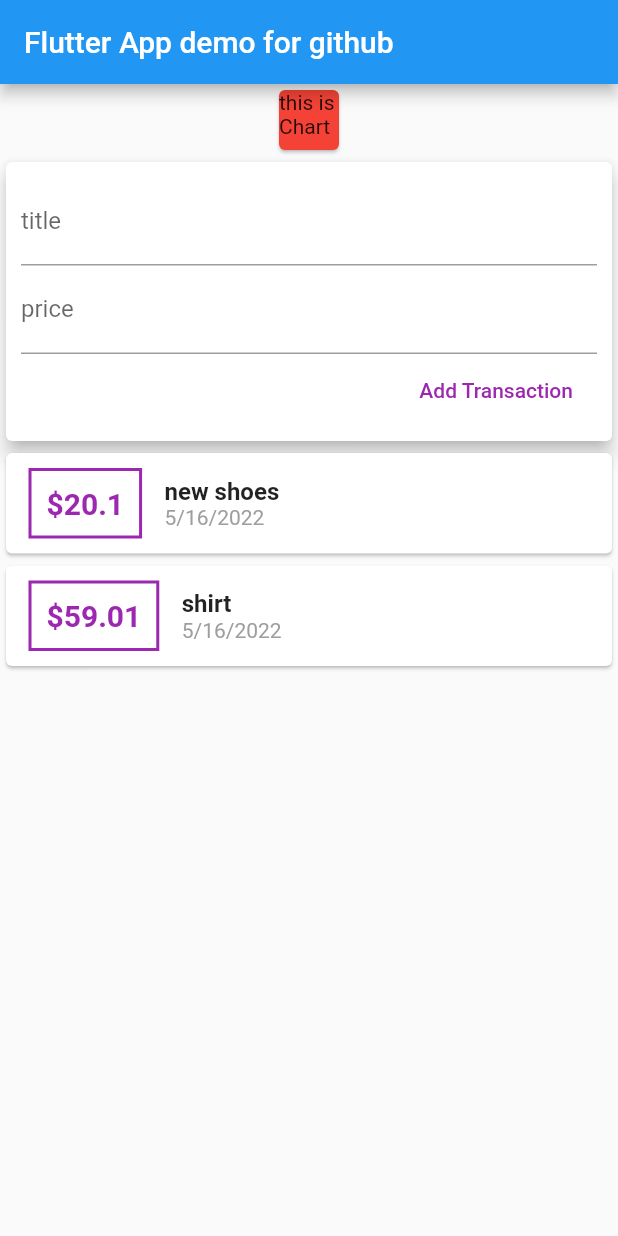
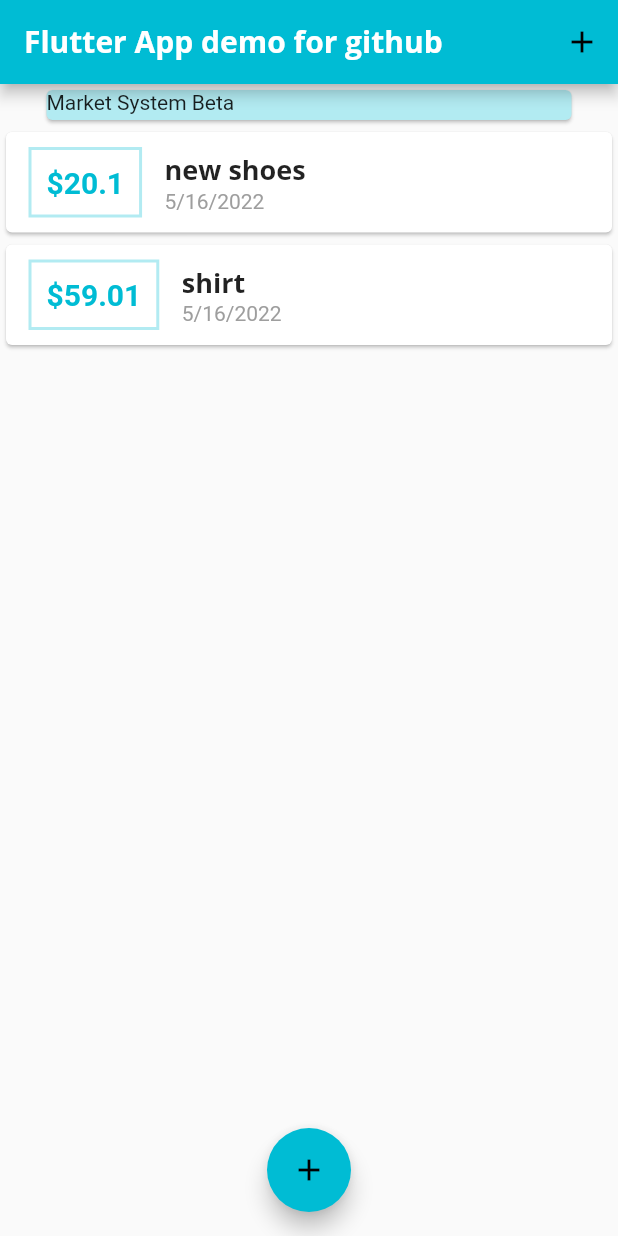
Before and after one commit to BawarX/expense, a Flutter app: the screen it shows after launch, on a phone screen of 412 x 824 dp. Run offline on Flutter 3.47's test engine with Material 2 defaults, Android fonts, the phone set to English and light mode, and no system bars.

Commit message:
initial commit

```diff
--- a/lib/main.dart
+++ b/lib/main.dart
@@ -3,7 +3,7 @@
 import 'package:expense/models/transaction.dart';
 import 'package:expense/widgets/new_transaction.dart';
 import 'package:expense/widgets/transaction_list.dart';
-import 'package:expense/widgets/user_transaction.dart';
+
 import 'package:flutter/material.dart';
 import 'package:intl/intl.dart';
 
@@ -15,22 +15,84 @@ class MyApp extends StatelessWidget {
   Widget build(BuildContext context) {
     return MaterialApp(
       title: 'flutter app',
+      theme: ThemeData(
+          primarySwatch: Colors.cyan,
+          //accentColor: Colors.red
+          fontFamily: 'Quicksand',
+          textTheme:  ThemeData.light().textTheme.copyWith(
+            headline6: TextStyle(fontFamily: 'OpenSans',
+            fontWeight: FontWeight.bold,
+            fontSize: 18,
+            )),
+          appBarTheme: AppBarTheme(
+              textTheme: ThemeData.light().textTheme.copyWith(
+                  headline6: TextStyle(
+                    fontFamily: 'OpenSans',
+                   fontSize: 20,
+                   fontWeight: FontWeight.bold,
+                   ),
+                   ),
+                   ),
+                   ),
       home: MyHomePage(),
     );
   }
 }
 
-class MyHomePage extends StatelessWidget {
+class MyHomePage extends StatefulWidget {
+  @override
+  State<MyHomePage> createState() => _MyHomePageState();
+}
 
+class _MyHomePageState extends State<MyHomePage> {
   // String? titleInput;
-  // String? amountInput;
-  final titleController = TextEditingController();
-  final amountController = TextEditingController();
+
+  final List<Transaction> _userTransactions = [
+    Transaction(
+      id: 't1',
+      title: 'new shoes',
+      amount: 20.1,
+      date: DateTime.now(),
+    ),
+    Transaction(
+      id: 't5',
+      title: 'shirt',
+      amount: 59.01,
+      date: DateTime.now(),
+    ),
+  ];
+
+  void _addNewTransaction(String txTitle, double txAmount) {
+    final newTx = Transaction(
+        title: txTitle,
+        amount: txAmount,
+        date: DateTime.now(),
+        id: DateTime.now().toString());
+
+    setState(() {
+      _userTransactions.add(newTx);
+    });
+  }
+
+  void _startAddnewTransaction(BuildContext ctx) {
+    showModalBottomSheet(
+        context: ctx,
+        builder: (_) {
+          return NewTransaction(_addNewTransaction);
+        });
+  }
+
   @override
   Widget build(BuildContext context) {
     return Scaffold(
       appBar: AppBar(
         title: Text("Flutter App demo for github"),
+        actions: [
+          IconButton(
+            icon: Icon(Icons.add),
+            onPressed: () => _startAddnewTransaction(context),
+          )
+        ],
       ),
       body: SingleChildScrollView(
         child: Column(
@@ -38,15 +100,22 @@ class MyHomePage extends StatelessWidget {
           crossAxisAlignment: CrossAxisAlignment.center,
           children: [
             Card(
-                color: Colors.red,
+              color: Theme.of(context).primaryColorLight,
               child: Container(
-                    height: 40, width: 40, child: Text("this is Chart")),
+
+                  height: 20, width: 350, child: Text("Market System Beta",)
+
                   ),
-
-             UserTransaction()
-
+            ),
+            TransactionList(_userTransactions),
           ],
         ),
-        ));
+      ),
+      floatingActionButtonLocation: FloatingActionButtonLocation.centerFloat,
+      floatingActionButton: FloatingActionButton(
+        child: Icon(Icons.add),
+        onPressed: () => _startAddnewTransaction(context),
+      ),
+    );
   }
 }
--- a/lib/widgets/transaction_list.dart
+++ b/lib/widgets/transaction_list.dart
@@ -18,7 +18,7 @@ TransactionList(this.transactions);
                         margin:
                             EdgeInsets.symmetric(vertical: 10, horizontal: 15),
                         decoration: BoxDecoration(
-                          border: Border.all(color: Colors.purple, width: 2),
+                          border: Border.all(color: Theme.of(context).primaryColorLight, width: 2),
                         ),
                         padding: EdgeInsets.all(10),
                         child: Text(
@@ -26,7 +26,7 @@ TransactionList(this.transactions);
                           style: TextStyle(
                             fontWeight: FontWeight.bold,
                             fontSize: 20,
-                            color: Colors.purple,
+                            color: Theme.of(context).primaryColor,
                           ),
                         ),
                       ),
@@ -35,10 +35,10 @@ TransactionList(this.transactions);
                         children: [
                           Text(
                             tx.title,
-                            style: TextStyle(
-                              fontWeight: FontWeight.bold,
-                              fontSize: 16,
-                            ),
+
+                              style: Theme.of(context).textTheme.headline6,
+
+
                           ),
                           Text(
                             DateFormat.yMd().format(tx.date),
--- a/lib/widgets/user_transaction.dart
+++ /dev/null
@@ -1,50 +0,0 @@
-import 'package:expense/models/transaction.dart';
-import 'package:expense/widgets/new_transaction.dart';
-import 'package:expense/widgets/transaction_list.dart';
-import 'package:flutter/material.dart';
-
-class UserTransaction extends StatefulWidget {
-  const UserTransaction({Key? key}) : super(key: key);
-
-  @override
-  State<UserTransaction> createState() => _UserTransactionState();
-}
-
-class _UserTransactionState extends State<UserTransaction> {
-  final List<Transaction> _userTransactions = [
-    Transaction(
-      id: 't1',
-      title: 'new shoes',
-      amount: 20.1,
-      date: DateTime.now(),
-    ),
-    Transaction(
-      id: 't5',
-      title: 'shirt',
-      amount: 59.01,
-      date: DateTime.now(),
-    ),
-  ];
-
-  void _addNewTransaction(String txTitle, double txAmount) {
-    final newTx = Transaction(
-        title: txTitle,
-        amount: txAmount,
-        date: DateTime.now(),
-        id: DateTime.now().toString());
-
-    setState(() {
-      _userTransactions.add(newTx);
-    });
-  }
-
-  @override
-  Widget build(BuildContext context) {
-    return Column(
-      children: [
-        NewTransaction(_addNewTransaction),
-         TransactionList(_userTransactions)
-         ],
-    );
-  }
-}
```
Also changed, not shown: lib/widgets/new_transaction.dart (+34 -7 lines), pubspec.yaml (+12 -11 lines), assets/fonts/OpenSans-Bold.ttf (added), assets/fonts/OpenSans-Regular.ttf (added), assets/fonts/Quicksand-Bold.ttf (added), assets/fonts/Quicksand-Light.ttf (added), assets/fonts/Quicksand-Medium.ttf (added), assets/fonts/Quicksand-Regular.ttf (added). Lines whose indentation alone changed are shown as unchanged.
